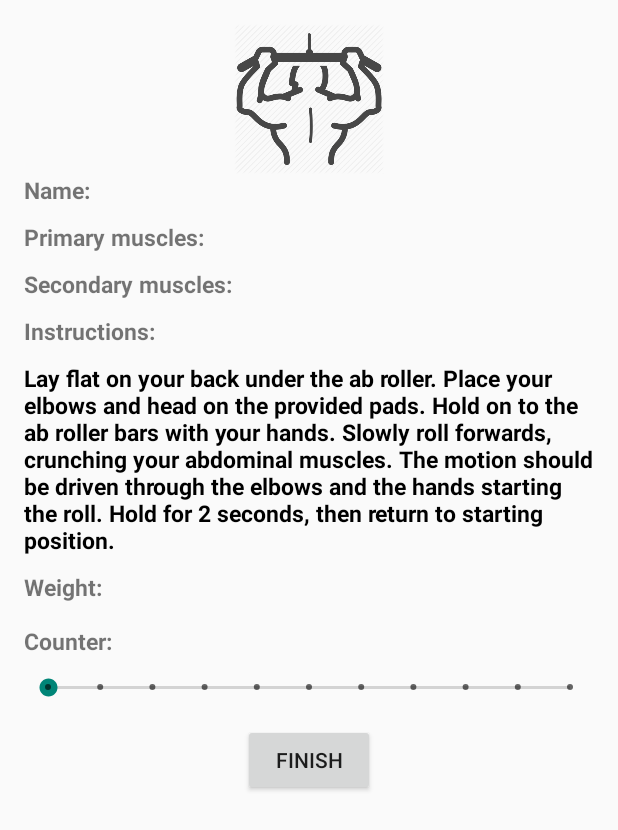
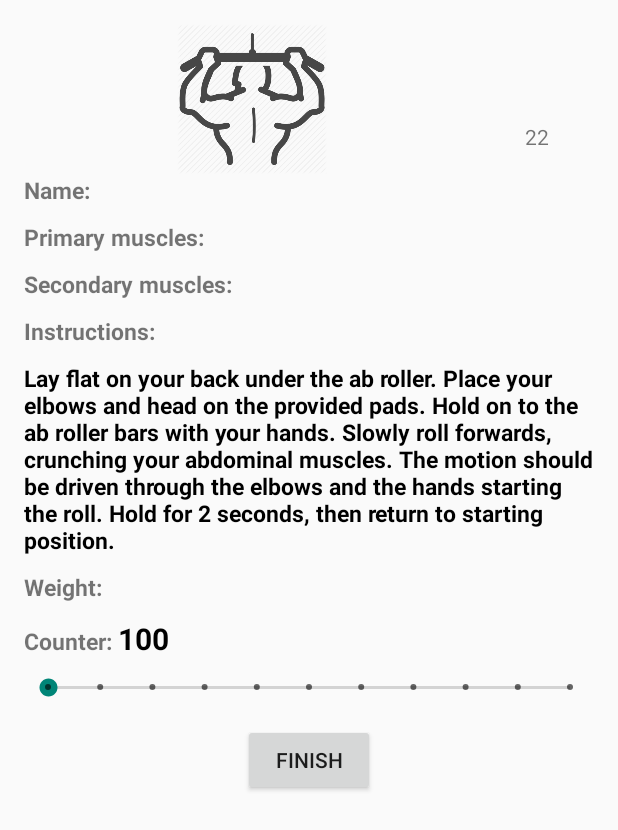
Before and after one commit to niso217/SmartGym, an Android app: the layout exercises_fragment.xml on its own in the app's theme, with its tools: preview values and no code run, on a phone screen of 412 x 824 dp. Shown: the top 830 px of the screen. Run offline under Robolectric (Android 15) with nearby library versions, the phone set to English and light mode, and no system bars; network calls fail.

```diff
--- a/app/src/main/java/com/a/n/smartgym/Utils/Constants.java
+++ b/app/src/main/java/com/a/n/smartgym/Utils/Constants.java
@@ -13,6 +13,9 @@ import java.util.Random;
 
 public class Constants {
 
+    public static final int STATE_DISCONNECTED = 0;
+    public static final int STATE_CONNECTING = 1;
+    public static final int STATE_CONNECTED = 2;
 
     public enum MuscleType {
         ABS,
--- a/app/src/main/res/layout/exercises_fragment.xml
+++ b/app/src/main/res/layout/exercises_fragment.xml
@@ -1,6 +1,8 @@
 <?xml version="1.0" encoding="utf-8"?>
 
 <ScrollView xmlns:android="http://schemas.android.com/apk/res/android"
+    xmlns:app="http://schemas.android.com/apk/res-auto"
+    xmlns:tools="http://schemas.android.com/tools"
     android:layout_width="match_parent"
     android:layout_height="match_parent">
 
@@ -17,13 +19,46 @@
     android:paddingTop="@dimen/activity_vertical_margin">
 
 
-
+    <LinearLayout
+        android:layout_width="match_parent"
+        android:layout_height="wrap_content"
+        android:orientation="horizontal">
 
         <ImageView
             android:id="@+id/img_ex"
             android:layout_width="match_parent"
             android:layout_height="100dp"
+            android:layout_weight="0.2"
             app:srcCompat="@drawable/back" />
+
+        <LinearLayout
+            android:layout_width="match_parent"
+            android:layout_height="match_parent"
+            android:orientation="vertical"
+            android:layout_weight="0.8">
+
+            <ImageView
+                android:id="@+id/img_arrow"
+                android:layout_width="match_parent"
+                android:layout_height="match_parent"
+                android:layout_gravity="center_horizontal"
+                android:layout_weight="0.5" />
+
+            <TextView
+                android:id="@+id/tv_current_weight"
+                android:layout_width="match_parent"
+                android:layout_height="match_parent"
+                android:layout_gravity="center_horizontal|center"
+                android:layout_weight="0.5"
+                android:gravity="center"
+                tools:text="22" />
+        </LinearLayout>
+
+
+
+        </LinearLayout>
+
+
 
         <LinearLayout
             android:layout_width="match_parent"
@@ -47,6 +82,8 @@
                 android:textColor="@color/black"
                 android:textSize="15sp"
                 android:textStyle="bold" />
+
+
         </LinearLayout>
 
 
@@ -134,7 +171,7 @@
         </LinearLayout>
 
     <LinearLayout
-            android:layout_width="match_parent"
+        android:layout_width="wrap_content"
         android:layout_height="wrap_content"
         android:layout_marginTop="10dp"
         android:orientation="horizontal">
@@ -173,9 +210,10 @@
 
             <TextView
                 android:id="@+id/tv_ex_counter_txt"
-                android:layout_width="match_parent"
+                android:layout_width="wrap_content"
                 android:layout_height="wrap_content"
                 android:layout_marginLeft="0dp"
+                android:text="100"
                 android:textColor="@color/black"
                 android:textSize="20sp"
                 android:textStyle="bold" />
@@ -191,6 +229,8 @@
             android:layout_marginTop="10dp"
             android:max="10" />
 
+
+
     <Button
             android:id="@+id/btn_ex_finish"
             android:layout_width="wrap_content"
```
Also changed, not shown: app/src/main/java/com/a/n/smartgym/BLE/BluetoothLeService.java (+16 -16 lines), app/src/main/java/com/a/n/smartgym/ExercisesFragment.java (+118 -58 lines), app/src/main/java/com/a/n/smartgym/MainActivity.java (+72 -50 lines). Lines whose indentation alone changed are shown as unchanged.
